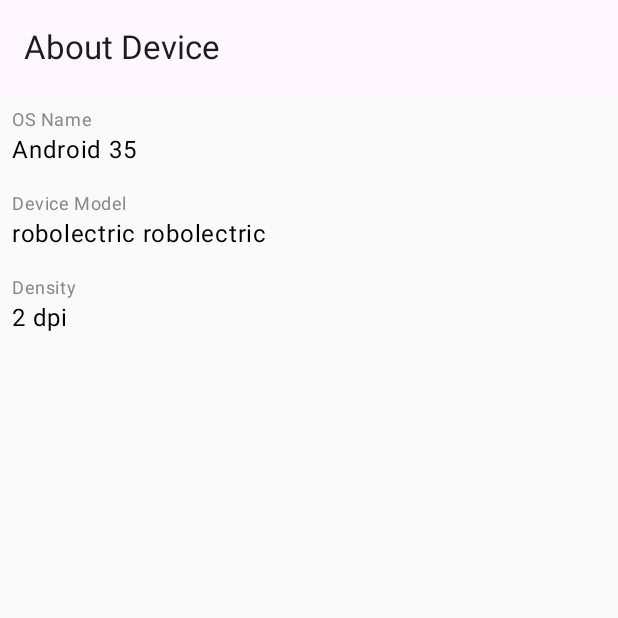
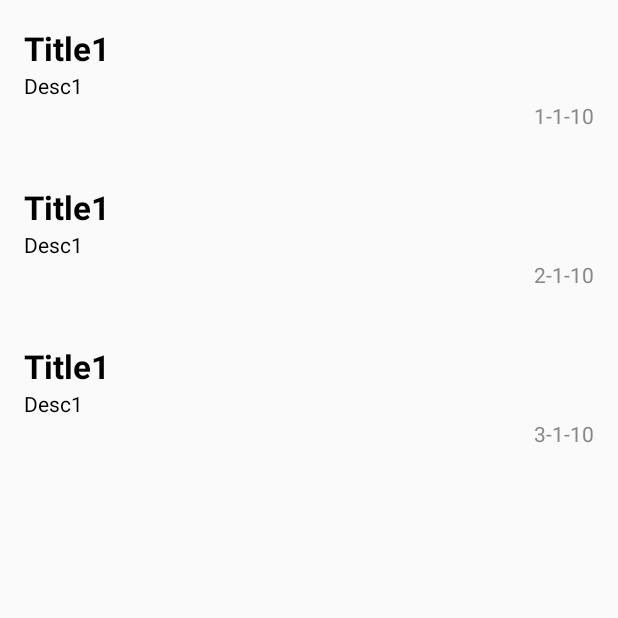
Before and after one commit to Qkprahlad101/KMP-DailyPulse, an Android app built with Jetpack Compose: the screen it shows after launch (MainActivity), on a phone screen of 412 x 824 dp, the top half of it. Run offline under Robolectric (Android 15) with nearby library versions, the phone set to English and light mode, and no system bars; pictures from the network do not load.

Commit message:
Android ui done for home screen

```diff
--- a/composeApp/build.gradle.kts
+++ b/composeApp/build.gradle.kts
@@ -30,6 +30,8 @@ kotlin {
             implementation(libs.androidx.lifecycle.viewmodelCompose)
             implementation(libs.androidx.lifecycle.runtimeCompose)
             implementation(projects.shared)
+            implementation("io.coil-kt.coil3:coil-compose:3.3.0")
+            implementation("io.coil-kt.coil3:coil-network-okhttp:3.3.0")
         }
         commonTest.dependencies {
             implementation(libs.kotlin.test)
--- a/composeApp/src/androidMain/AndroidManifest.xml
+++ b/composeApp/src/androidMain/AndroidManifest.xml
@@ -1,6 +1,7 @@
 <?xml version="1.0" encoding="utf-8"?>
 <manifest xmlns:android="http://schemas.android.com/apk/res/android">
 
+    <uses-permission android:name="android.permission.INTERNET"/>
     <application
         android:allowBackup="true"
         android:icon="@mipmap/ic_launcher"
--- a/composeApp/src/androidMain/kotlin/com/example/kmp_daily_pulse/MainActivity.kt
+++ b/composeApp/src/androidMain/kotlin/com/example/kmp_daily_pulse/MainActivity.kt
@@ -4,18 +4,22 @@ import android.os.Bundle
 import androidx.activity.ComponentActivity
 import androidx.activity.compose.setContent
 import androidx.activity.enableEdgeToEdge
+import androidx.activity.viewModels
 import androidx.compose.runtime.Composable
 import androidx.compose.ui.tooling.preview.Preview
+import com.example.kmp_daily_pulse.articles.ArticlesViewModel
+import com.example.kmp_daily_pulse.screens.AboutScreen
+import com.example.kmp_daily_pulse.screens.ArticlesScreen
 
 class MainActivity : ComponentActivity() {
     override fun onCreate(savedInstanceState: Bundle?) {
         enableEdgeToEdge()
         super.onCreate(savedInstanceState)
 
+        val articlesViewModel : ArticlesViewModel by viewModels()
         Platform().logSystemInfo()
         setContent {
-//            App()
-            AboutScreen()
+            ArticlesScreen(articlesViewModel)
         }
     }
 }
--- a/composeApp/src/androidMain/kotlin/com/example/kmp_daily_pulse/AboutScreen.kt
+++ b/composeApp/src/androidMain/kotlin/com/example/kmp_daily_pulse/screens/AboutScreen.kt
@@ -1,4 +1,4 @@
-package com.example.kmp_daily_pulse
+package com.example.kmp_daily_pulse.screens
 
 import androidx.compose.foundation.layout.Column
 import androidx.compose.foundation.layout.fillMaxSize
@@ -13,6 +13,7 @@ import androidx.compose.runtime.Composable
 import androidx.compose.ui.Modifier
 import androidx.compose.ui.graphics.Color
 import androidx.compose.ui.unit.dp
+import com.example.kmp_daily_pulse.Platform
 
 
 @Composable
@@ -25,7 +26,7 @@ fun AboutScreen() {
 
 @OptIn(ExperimentalMaterial3Api::class)
 @Composable
-private fun Toolbar() {
+fun Toolbar() {
     TopAppBar(
         title = { Text("About Device") }
     )
--- /dev/null
+++ b/composeApp/src/androidMain/kotlin/com/example/kmp_daily_pulse/screens/ArticlesScreen.kt
@@ -0,0 +1,103 @@
+package com.example.kmp_daily_pulse.screens
+
+import androidx.compose.foundation.layout.Box
+import androidx.compose.foundation.layout.Column
+import androidx.compose.foundation.layout.Spacer
+import androidx.compose.foundation.layout.fillMaxSize
+import androidx.compose.foundation.layout.height
+import androidx.compose.foundation.layout.padding
+import androidx.compose.foundation.layout.width
+import androidx.compose.foundation.lazy.LazyColumn
+import androidx.compose.foundation.lazy.items
+import androidx.compose.material3.CircularProgressIndicator
+import androidx.compose.material3.MaterialTheme
+import androidx.compose.material3.Text
+import androidx.compose.runtime.Composable
+import androidx.compose.runtime.collectAsState
+import androidx.compose.ui.Alignment
+import androidx.compose.ui.Modifier
+import androidx.compose.ui.graphics.Color
+import androidx.compose.ui.text.TextStyle
+import androidx.compose.ui.text.font.FontWeight
+import androidx.compose.ui.unit.dp
+import androidx.compose.ui.unit.sp
+import coil3.compose.AsyncImage
+import com.example.kmp_daily_pulse.articles.Article
+import com.example.kmp_daily_pulse.articles.ArticlesViewModel
+
+
+@Composable
+fun ArticlesScreen(articlesViewModel: ArticlesViewModel) {
+
+    val articlesState = articlesViewModel.articlesState.collectAsState()
+
+    Column() {
+        AppBar()
+        if(articlesState.value.loading) Loader()
+        if(articlesState.value.error!=null) Loader() //ErrorMessage(articlesState.value.error!!)
+        if(articlesState.value.articles!=null) ArticlesListView(articlesState.value.articles!!)
+    }
+}
+
+@Composable
+fun ArticlesListView(articles: List<Article>) {
+    LazyColumn(
+        modifier = Modifier.fillMaxSize(),
+    ) {
+        items(articles) { article ->
+            ArticleItemView(article)
+        }
+    }
+}
+
+@Composable
+fun ArticleItemView(article: Article) {
+    Column(
+        modifier = Modifier.fillMaxSize()
+            .padding(16.dp)
+    ){
+        AsyncImage(
+            model = article.imgUrl,
+            contentDescription = null,
+        )
+        Spacer(modifier = Modifier.height(4.dp))
+        Text(
+            text = article.title,
+            style = TextStyle(fontWeight = FontWeight.Bold, fontSize = 22.sp))
+        Spacer(modifier = Modifier.height(4.dp))
+        Text(text = article.des)
+        Spacer(modifier = Modifier.height(4.dp))
+        Text(
+            text = article.date,
+            style = TextStyle(color = Color.Gray),
+            modifier = Modifier.align(Alignment.End))
+        Spacer(modifier = Modifier.height(4.dp))
+    }
+}
+
+@Composable
+fun Loader(){
+    Box(
+        modifier = Modifier.fillMaxSize(),
+        contentAlignment = Alignment.Center
+    ){
+        CircularProgressIndicator(
+            modifier = Modifier.width(64.dp),
+            color = MaterialTheme.colorScheme.surfaceVariant,
+            trackColor = MaterialTheme.colorScheme.secondary
+        )
+    }
+}
+
+@Composable
+fun ErrorMessage(errorMessage: String) {
+    Box(
+        modifier = Modifier.fillMaxSize(),
+        contentAlignment = Alignment.Center
+    ){
+        Text(text = errorMessage)
+    }
+}
+
+@Composable
+fun AppBar(){}
--- a/gradle/libs.versions.toml
+++ b/gradle/libs.versions.toml
@@ -9,12 +9,18 @@ androidx-core = "1.17.0"
 androidx-espresso = "3.7.0"
 androidx-lifecycle = "2.9.3"
 androidx-testExt = "1.3.0"
+coilCompose = "2.6.0"
 composeMultiplatform = "1.8.2"
 junit = "4.13.2"
 kotlin = "2.2.10"
+lifecycleViewmodelAndroid = "2.9.3"
 ui = "1.9.0"
+coroutine = "1.7.3"
+navigationSafeArgsGenerator = "2.9.3"
 
 [libraries]
+androidx-lifecycle-viewmodel-android = { module = "androidx.lifecycle:lifecycle-viewmodel-android", version.ref = "lifecycleViewmodelAndroid" }
+coil-compose = { module = "io.coil-kt:coil.compose", version.ref = "coilCompose" }
 kotlin-test = { module = "org.jetbrains.kotlin:kotlin-test", version.ref = "kotlin" }
 kotlin-testJunit = { module = "org.jetbrains.kotlin:kotlin-test-junit", version.ref = "kotlin" }
 junit = { module = "junit:junit", version.ref = "junit" }
@@ -26,6 +32,8 @@ androidx-activity-compose = { module = "androidx.activity:activity-compose", ver
 androidx-lifecycle-viewmodelCompose = { module = "org.jetbrains.androidx.lifecycle:lifecycle-viewmodel-compose", version.ref = "androidx-lifecycle" }
 androidx-lifecycle-runtimeCompose = { module = "org.jetbrains.androidx.lifecycle:lifecycle-runtime-compose", version.ref = "androidx-lifecycle" }
 androidx-ui = { group = "androidx.compose.ui", name = "ui", version.ref = "ui" }
+kotlinx-coroutines-core = { module = "org.jetbrains.kotlinx:kotlinx-coroutines-core", version.ref = "coroutine" }
+androidx-navigation-safe-args-generator = { group = "androidx.navigation", name = "navigation-safe-args-generator", version.ref = "navigationSafeArgsGenerator" }
 
 [plugins]
 androidApplication = { id = "com.android.application", version.ref = "agp" }
--- a/shared/build.gradle.kts
+++ b/shared/build.gradle.kts
@@ -24,11 +24,23 @@ kotlin {
 
     sourceSets {
         commonMain.dependencies {
-            // put your Multiplatform dependencies here
+            implementation(libs.kotlinx.coroutines.core)
+        }
+        androidMain.dependencies {
+            implementation(libs.androidx.lifecycle.viewmodel.android)
+        }
+        iosMain.dependencies {
+
         }
         commonTest.dependencies {
             implementation(libs.kotlin.test)
         }
+    }
+    sourceSets.commonMain.dependencies {
+        implementation("org.jetbrains.kotlinx:kotlinx-coroutines-core:null")
+    }
+    sourceSets.iosMain.dependencies {
+        implementation("org.jetbrains.kotlinx:kotlinx-coroutines-core:null")
     }
 }
 
--- /dev/null
+++ b/shared/src/androidMain/kotlin/com/example/kmp_daily_pulse/BaseViewModel.kt
@@ -0,0 +1,9 @@
+package com.example.kmp_daily_pulse
+
+import androidx.lifecycle.ViewModel
+import androidx.lifecycle.viewModelScope
+
+actual open class BaseViewModel: ViewModel() {
+
+    actual val scope = viewModelScope
+}
--- /dev/null
+++ b/shared/src/commonMain/kotlin/com/example/kmp_daily_pulse/BaseViewModel.kt
@@ -0,0 +1,8 @@
+package com.example.kmp_daily_pulse
+
+import kotlinx.coroutines.CoroutineScope
+
+expect open class BaseViewModel() {
+
+    val scope: CoroutineScope
+}
--- /dev/null
+++ b/shared/src/commonMain/kotlin/com/example/kmp_daily_pulse/articles/Article.kt
@@ -0,0 +1,8 @@
+package com.example.kmp_daily_pulse.articles
+
+data class Article(
+    val title: String,
+    val des: String,
+    val date: String,
+    val imgUrl: String
+)
--- /dev/null
+++ b/shared/src/commonMain/kotlin/com/example/kmp_daily_pulse/articles/ArticlesState.kt
@@ -0,0 +1,7 @@
+package com.example.kmp_daily_pulse.articles
+
+data class ArticlesState(
+    val articles: List<Article>? = listOf(),
+    val loading: Boolean = false,
+    val error: String? = null
+)
--- /dev/null
+++ b/shared/src/commonMain/kotlin/com/example/kmp_daily_pulse/articles/ArticlesViewModel.kt
@@ -0,0 +1,54 @@
+package com.example.kmp_daily_pulse.articles
+
+import com.example.kmp_daily_pulse.BaseViewModel
+import kotlinx.coroutines.delay
+import kotlinx.coroutines.flow.MutableStateFlow
+import kotlinx.coroutines.flow.StateFlow
+import kotlinx.coroutines.launch
+
+class ArticlesViewModel: BaseViewModel() {
+
+    private val _articlesState: MutableStateFlow<ArticlesState> = MutableStateFlow(ArticlesState(loading = true))
+    val articlesState: StateFlow<ArticlesState> get() = _articlesState
+
+    private val mockArticles = listOf(
+        Article(
+            "Title1",
+            "Desc1",
+            "1-1-10",
+            "https://images.unsplash.com/photo-1624555130581-1d9cca783bc0?w=900&auto=format&fit=crop&q=60&ixlib=rb-4.1.0&ixid=M3wxMjA3fDB8MHxzZWFyY2h8M3x8dXJsfGVufDB8fDB8fHww"
+        ),
+        Article(
+            "Title1",
+            "Desc1",
+            "2-1-10",
+            "https://encrypted-tbn0.gstatic.com/images?q=tbn:ANd9GcQE_BDtCMphYPuPZgBgJjD4zdEKiV46dLJCyg&s"
+        ),
+        Article(
+            "Title1",
+            "Desc1",
+            "3-1-10",
+            "https://encrypted-tbn0.gstatic.com/images?q=tbn:ANd9GcTBcm_jpu_AoJ5QjNIsGe-P8dwIHpZ8EmS5zA&s"
+        ),
+    )
+
+    init {
+        getArticles()
+    }
+
+    private fun getArticles() {
+        scope.launch {
+            val fetchedArticles = fetchArticles()
+            delay(1000)
+            _articlesState.emit(ArticlesState(articles = _articlesState.value.articles, error = "Error"))
+            delay(1000)
+            _articlesState.emit(ArticlesState(articles = fetchedArticles))
+        }
+    }
+
+    suspend private fun fetchArticles() : List<Article> {
+        println("PRAHLAD: mockArticles: $mockArticles")
+        return mockArticles
+    }
+
+}
```
Also changed, not shown: 1 other file.
